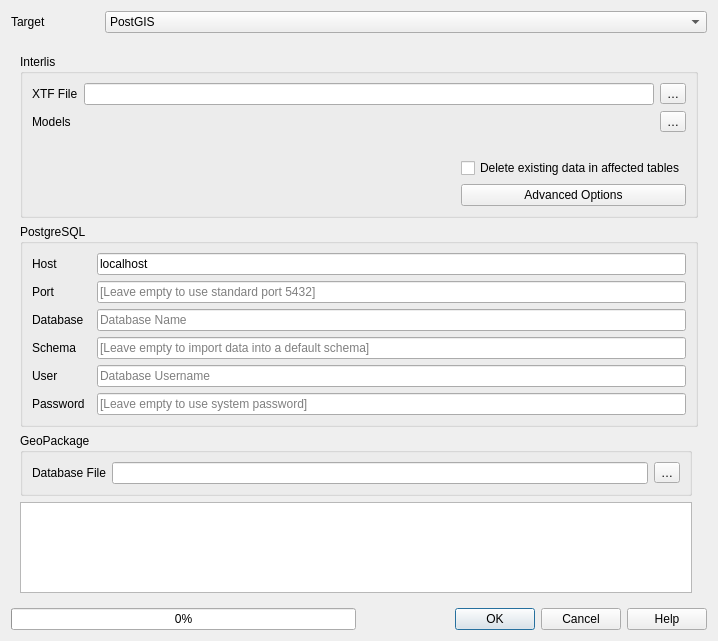
Old version of the form projectgenerator/ui/import_data.ui in the repository opengisch/QgisModelBaker.
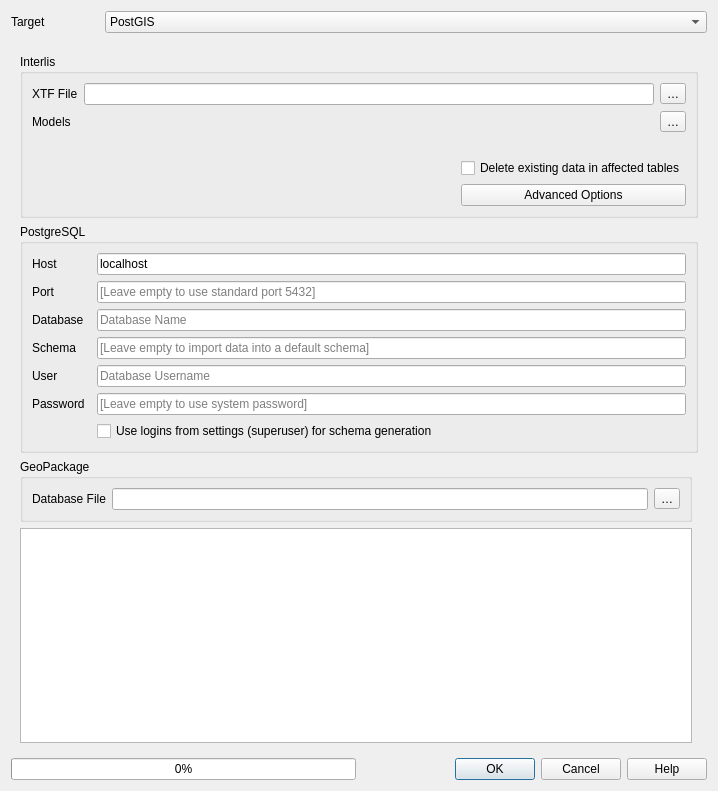
New version of the form. Custom widgets are drawn as their Qt base class.

Commit message:
create schema with su in import
this is equal to the generate project part

fix #170

The edit to the form file:
```diff
--- a/projectgenerator/ui/import_data.ui
+++ b/projectgenerator/ui/import_data.ui
@@ -7,7 +7,7 @@
     <x>0</x>
     <y>0</y>
     <width>718</width>
-    <height>641</height>
+    <height>791</height>
    </rect>
   </property>
   <property name="windowTitle">
@@ -297,6 +297,13 @@
             </property>
            </widget>
           </item>
+          <item row="11" column="2">
+           <widget class="QCheckBox" name="pg_use_super_login">
+            <property name="text">
+             <string>Use logins from settings (superuser) for schema generation</string>
+            </property>
+           </widget>
+          </item>
          </layout>
         </widget>
        </item>
@@ -331,6 +338,7 @@
  <customwidgets>
   <customwidget>
    <class>CompletionLineEdit</class>
+   <extends></extends>
    <header>projectgenerator.gui.options</header>
    <container>1</container>
   </customwidget>
```
Left out of the diff: 2 changed lines with no effect on the pictures. The commit also changes 1 other file.
